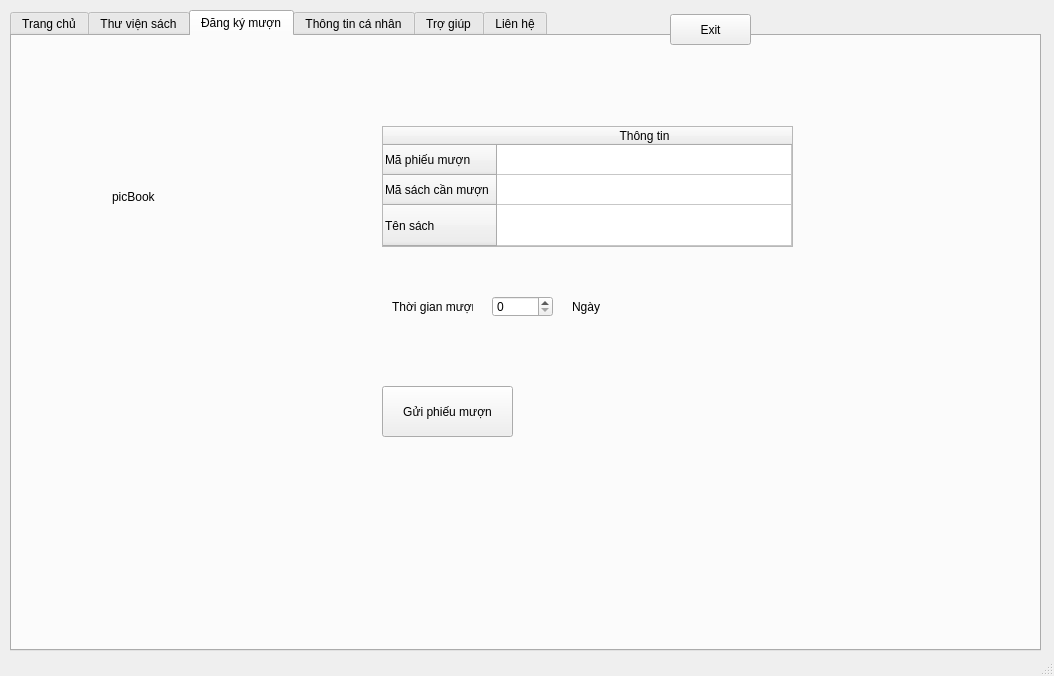
Qt form reader.ui (duydvu/Library) before a commit.
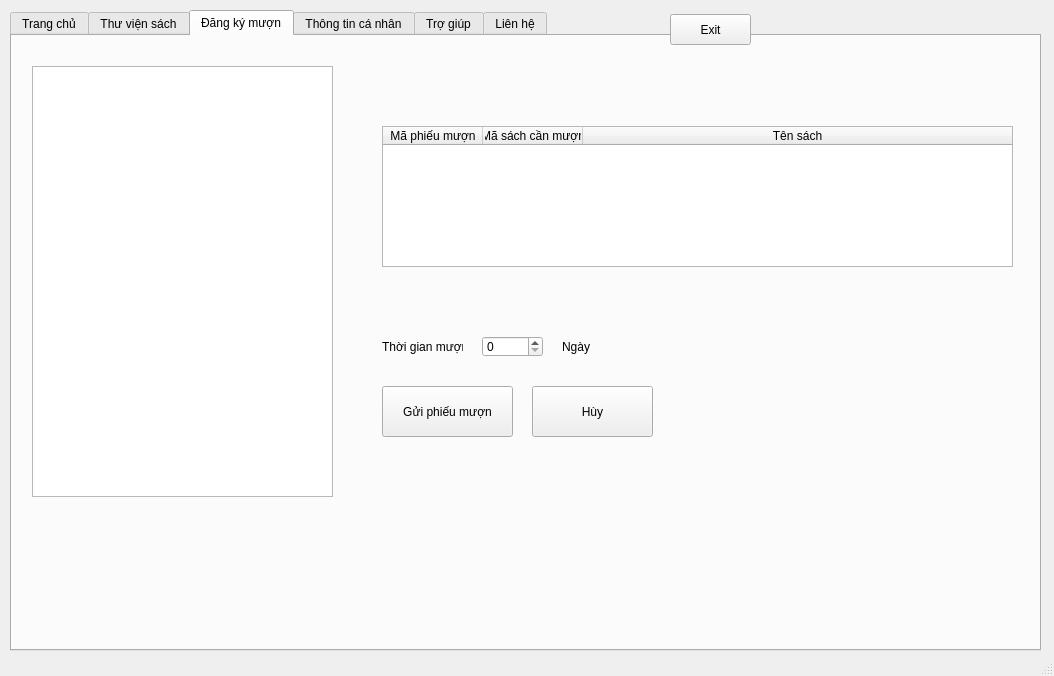
The same form after that commit.

Patch:
```diff
--- a/reader.ui
+++ b/reader.ui
@@ -327,26 +327,13 @@
         <attribute name="title">
          <string>Đăng ký mượn</string>
         </attribute>
-        <widget class="QLabel" name="picBook">
-         <property name="geometry">
-          <rect>
-           <x>100</x>
-           <y>70</y>
-           <width>211</width>
-           <height>181</height>
-          </rect>
-         </property>
-         <property name="text">
-          <string>picBook</string>
-         </property>
-        </widget>
         <widget class="QTableWidget" name="borInfo">
          <property name="geometry">
           <rect>
            <x>370</x>
            <y>90</y>
-           <width>411</width>
-           <height>121</height>
+           <width>631</width>
+           <height>141</height>
           </rect>
          </property>
          <property name="editTriggers">
@@ -355,28 +342,26 @@
          <attribute name="horizontalHeaderStretchLastSection">
           <bool>true</bool>
          </attribute>
+         <attribute name="verticalHeaderVisible">
+          <bool>false</bool>
+         </attribute>
          <attribute name="verticalHeaderStretchLastSection">
           <bool>true</bool>
          </attribute>
-         <row>
+         <column>
           <property name="text">
            <string>Mã phiếu mượn</string>
           </property>
-         </row>
-         <row>
+         </column>
+         <column>
           <property name="text">
            <string>Mã sách cần mượn</string>
           </property>
-         </row>
-         <row>
+         </column>
+         <column>
           <property name="text">
            <string>Tên sách</string>
           </property>
-         </row>
-         <column>
-          <property name="text">
-           <string>Thông tin</string>
-          </property>
          </column>
         </widget>
         <widget class="QPushButton" name="send">
@@ -395,8 +380,8 @@
         <widget class="QLabel" name="label">
          <property name="geometry">
           <rect>
-           <x>380</x>
-           <y>260</y>
+           <x>370</x>
+           <y>300</y>
            <width>81</width>
            <height>21</height>
           </rect>
@@ -408,8 +393,8 @@
         <widget class="QSpinBox" name="duration">
          <property name="geometry">
           <rect>
-           <x>480</x>
-           <y>260</y>
+           <x>470</x>
+           <y>300</y>
            <width>61</width>
            <height>21</height>
           </rect>
@@ -418,8 +403,8 @@
         <widget class="QLabel" name="label_2">
          <property name="geometry">
           <rect>
-           <x>560</x>
-           <y>260</y>
+           <x>550</x>
+           <y>300</y>
            <width>47</width>
            <height>21</height>
           </rect>
@@ -428,6 +413,29 @@
           <string>Ngày</string>
          </property>
         </widget>
+        <widget class="QGraphicsView" name="graphicsView">
+         <property name="geometry">
+          <rect>
+           <x>20</x>
+           <y>30</y>
+           <width>301</width>
+           <height>431</height>
+          </rect>
+         </property>
+        </widget>
+        <widget class="QPushButton" name="cancel">
+         <property name="geometry">
+          <rect>
+           <x>520</x>
+           <y>350</y>
+           <width>121</width>
+           <height>51</height>
+          </rect>
+         </property>
+         <property name="text">
+          <string>Hùy</string>
+         </property>
+        </widget>
        </widget>
        <widget class="QWidget" name="perInfo">
         <attribute name="title">
```
